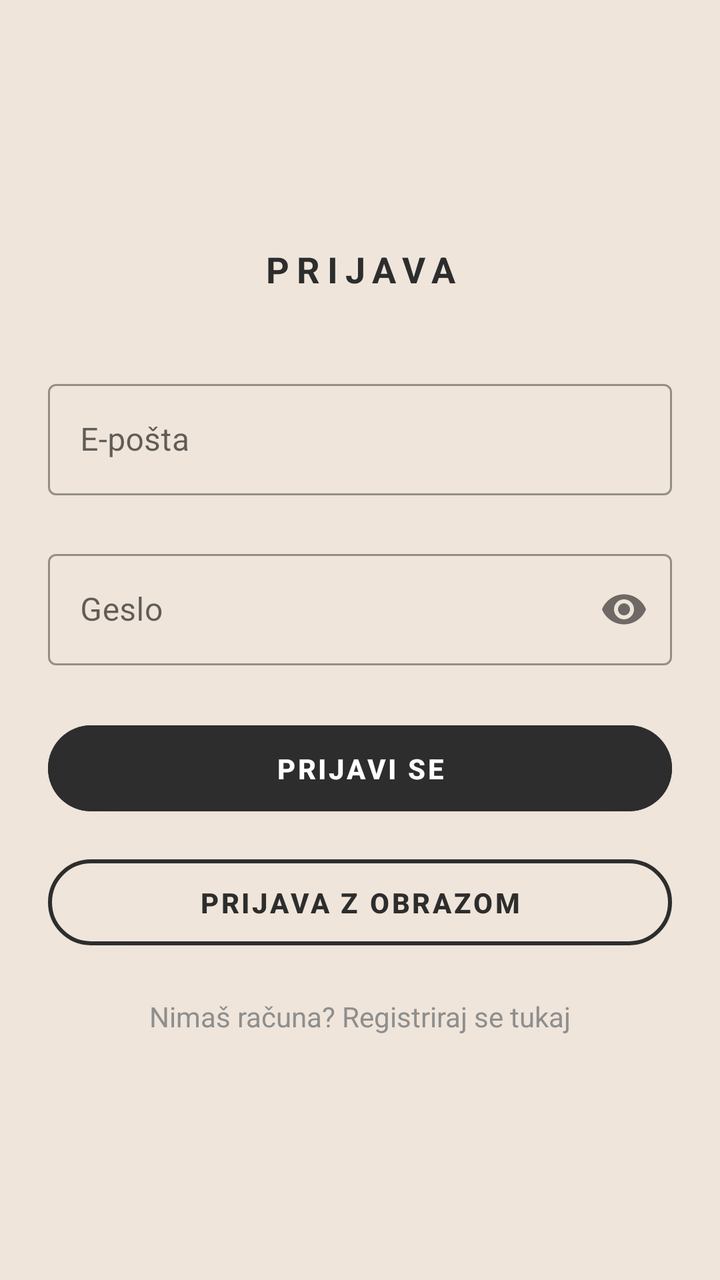
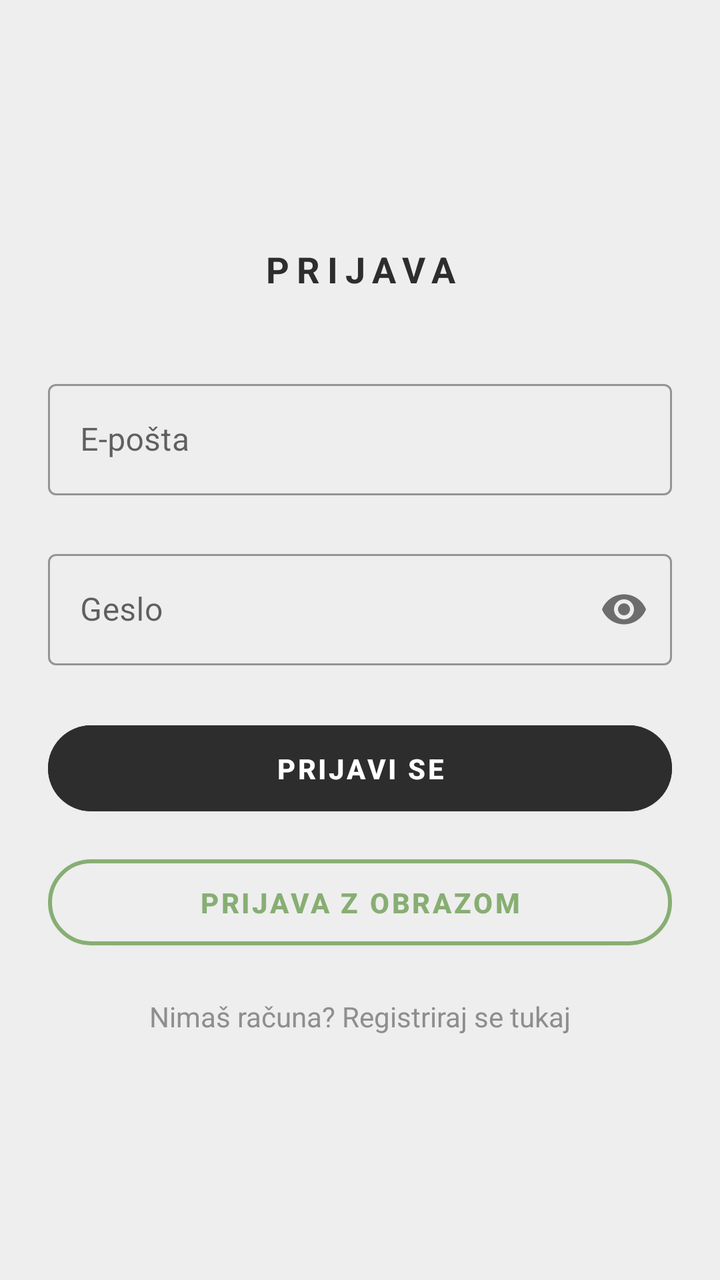

An Android layout rendered at two revisions. The XML below is the earlier revision; the diff shows what the commit changed to produce the second picture.
<!-- AndroidManifest.xml: application theme Theme.PametniPaketnik -->
<!-- res/layout/activity_login.xml -->
<?xml version="1.0" encoding="utf-8"?>
<androidx.constraintlayout.widget.ConstraintLayout xmlns:android="http://schemas.android.com/apk/res/android"
    xmlns:app="http://schemas.android.com/apk/res-auto"
    xmlns:tools="http://schemas.android.com/tools"
    android:id="@+id/main"
    android:layout_width="match_parent"
    android:layout_height="match_parent"
    android:background="@color/background"
    tools:context=".LoginActivity">

    <LinearLayout
        android:layout_width="match_parent"
        android:layout_height="wrap_content"
        android:orientation="vertical"
        android:background="@color/background"
        android:paddingStart="24dp"
        android:paddingEnd="24dp"
        app:layout_constraintTop_toTopOf="parent"
        app:layout_constraintBottom_toBottomOf="parent"
        app:layout_constraintStart_toStartOf="parent"
        app:layout_constraintEnd_toEndOf="parent" >

        <TextView
            android:id="@+id/loginTitle"
            android:text="@string/login_title"
            android:layout_width="match_parent"
            android:layout_height="wrap_content"
            android:textAlignment="center"
            android:textColor="@color/history_text_primary"
            android:textAllCaps="true"
            android:textStyle="bold"
            android:letterSpacing="0.2"
            android:textSize="18sp"
            android:layout_marginBottom="40dp"/>

        <com.google.android.material.textfield.TextInputLayout
            android:id="@+id/emailTitle"
            style="@style/Widget.MaterialComponents.TextInputLayout.OutlinedBox"
            android:layout_width="match_parent"
            android:layout_height="wrap_content"
            android:layout_marginBottom="24dp"
            android:hint="@string/emailHint">

            <com.google.android.material.textfield.TextInputEditText
                android:id="@+id/inputEmail"
                android:layout_width="match_parent"
                android:layout_height="wrap_content"
                android:inputType="textEmailAddress"
                android:textColor="@color/history_text_primary" />
        </com.google.android.material.textfield.TextInputLayout>

        <com.google.android.material.textfield.TextInputLayout
            android:id="@+id/passwordTitle"
            style="@style/Widget.MaterialComponents.TextInputLayout.OutlinedBox"
            android:layout_width="match_parent"
            android:layout_height="wrap_content"
            android:layout_marginBottom="24dp"
            app:passwordToggleEnabled="true"
            android:hint="@string/passwordHint">

            <com.google.android.material.textfield.TextInputEditText
                android:id="@+id/inputPassword"
                android:layout_width="match_parent"
                android:layout_height="wrap_content"
                android:inputType="textPassword"
                android:textColor="@color/history_text_primary" />
        </com.google.android.material.textfield.TextInputLayout>

        <Button
            android:id="@+id/btnLogin"
            android:layout_width="match_parent"
            android:layout_height="55dp"
            android:text="@string/prijavi_se"
            android:textStyle="bold"
            android:textAllCaps="true"
            android:backgroundTint="@color/history_text_primary"
            android:textColor="@android:color/white"
            app:cornerRadius="40dp" />

        <Button
            android:id="@+id/btnFaceIdLogin"
            android:layout_width="match_parent"
            android:layout_height="55dp"
            android:layout_marginTop="12dp"
            android:text="@string/prijava_z_obrazom"
            android:textStyle="bold"
            android:backgroundTint="@color/background"
            android:textColor="@color/history_text_primary"
            app:strokeColor="@color/history_text_primary"
            app:strokeWidth="2dp"
            app:cornerRadius="40dp" />

        <TextView
            android:id="@+id/goToRegister"
            android:layout_width="match_parent"
            android:layout_height="wrap_content"
            android:layout_marginTop="20dp"
            android:text="@string/go_to_register_text"
            android:textAlignment="center"
            android:textColor="@color/history_text_secondary"
            android:textSize="14sp" />

    </LinearLayout>

</androidx.constraintlayout.widget.ConstraintLayout>
<!-- resources referenced by this layout -->
<resources>
  <color name="background">#EFE5DA</color>
  <color name="history_text_primary">#2D2D2D</color>
  <color name="history_text_secondary">#8E8E8E</color>
  <string name="emailHint">E-pošta</string>
  <string name="go_to_register_text">Nimaš računa? Registriraj se tukaj</string>
  <string name="login_title">Prijava</string>
  <string name="passwordHint">Geslo</string>
  <string name="prijava_z_obrazom">Prijava z obrazom</string>
  <string name="prijavi_se">Prijavi se</string>
  <style name="Theme.PametniPaketnik" parent="Base.Theme.PametniPaketnik" />
  <style name="Base.Theme.PametniPaketnik" parent="Theme.MaterialComponents.Light.NoActionBar">
          <item name="colorPrimary">@color/history_text_primary</item>
          <item name="android:statusBarColor">@color/background</item>
          <item name="android:windowLightStatusBar">true</item> </style>
</resources>

<!-- the commit's change to res/layout/activity_login.xml (unified diff, before → after) -->
@@ -5,14 +5,13 @@
     android:id="@+id/main"
     android:layout_width="match_parent"
     android:layout_height="match_parent"
-    android:background="@color/background"
+    android:background="@color/home_page_background"
     tools:context=".LoginActivity">
 
     <LinearLayout
         android:layout_width="match_parent"
         android:layout_height="wrap_content"
         android:orientation="vertical"
-        android:background="@color/background"
         android:paddingStart="24dp"
         android:paddingEnd="24dp"
         app:layout_constraintTop_toTopOf="parent"
@@ -84,9 +83,9 @@
             android:layout_marginTop="12dp"
             android:text="@string/prijava_z_obrazom"
             android:textStyle="bold"
-            android:backgroundTint="@color/background"
-            android:textColor="@color/history_text_primary"
-            app:strokeColor="@color/history_text_primary"
+            android:backgroundTint="@color/home_page_background"
+            android:textColor="@color/history_accept"
+            app:strokeColor="@color/history_accept"
             app:strokeWidth="2dp"
             app:cornerRadius="40dp" />
 
<!-- resource entries referenced after the edit -->
@@ -1,8 +1,10 @@
 <!-- resources referenced by this layout -->
 <resources>
+  <color name="history_accept">#87AE73</color>
   <color name="background">#EFE5DA</color>
   <color name="history_text_primary">#2D2D2D</color>
   <color name="history_text_secondary">#8E8E8E</color>
+  <color name="home_page_background">#EEEEEE</color>
   <string name="emailHint">E-pošta</string>
   <string name="go_to_register_text">Nimaš računa? Registriraj se tukaj</string>
   <string name="login_title">Prijava</string>
